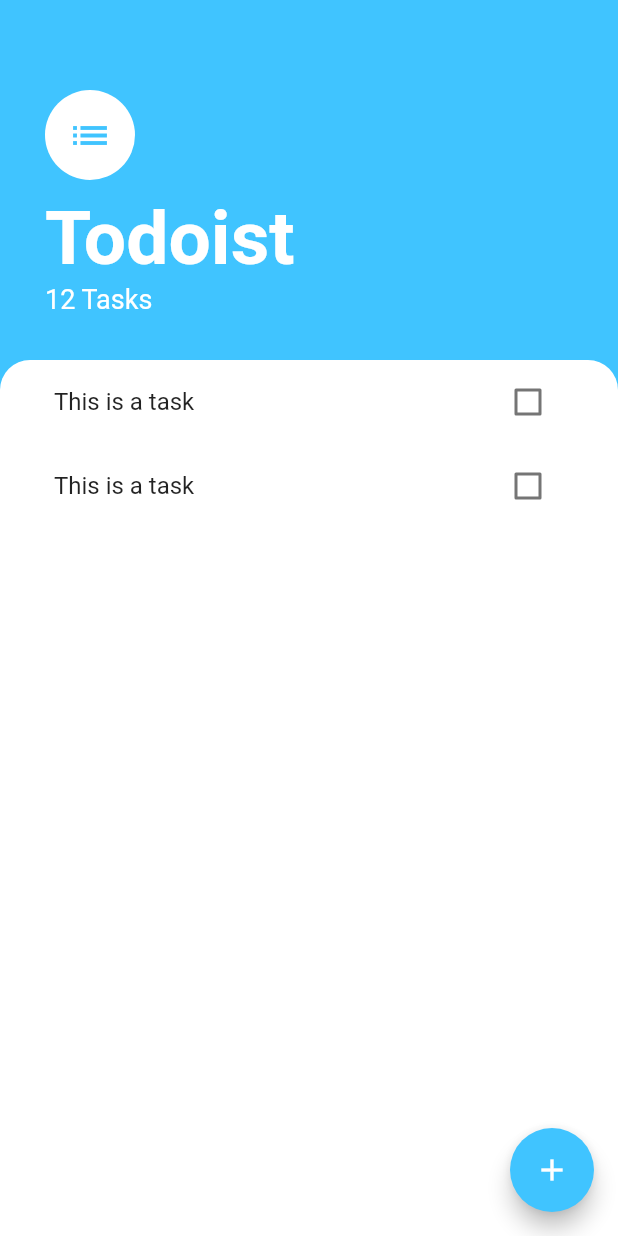
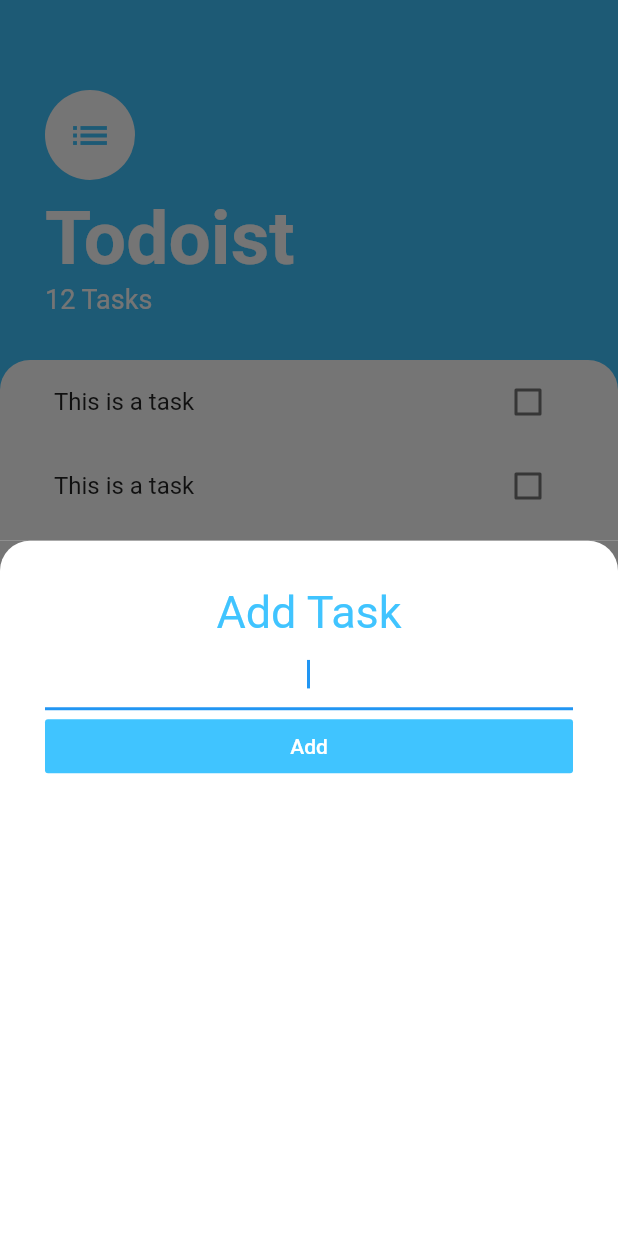
Before and after one commit to i-aiymen/todoist, a Flutter app: the screen it shows after launch, after a tap on the "add" icon, on a phone screen of 412 x 824 dp. Run offline on Flutter 3.47's test engine with Material 2 defaults, Android fonts, the phone set to English and light mode, and no system bars.

Commit message:
Updated: Add task screen page UI

```diff
--- /dev/null
+++ b/lib/screens/add_task_screen.dart
@@ -0,0 +1,45 @@
+import 'package:flutter/material.dart';
+
+class AddTaskScreen extends StatelessWidget {
+  @override
+  Widget build(BuildContext context) {
+    return Container(
+      color: Color(0xFF757575),
+      child: Container(
+        padding: EdgeInsets.all(30),
+        decoration: BoxDecoration(
+          color: Colors.white,
+          borderRadius: BorderRadius.only(
+            topLeft: Radius.circular(20),
+            topRight: Radius.circular(20),
+          ),
+        ),
+        child:
+            Column(crossAxisAlignment: CrossAxisAlignment.stretch, children: [
+          Text(
+            'Add Task',
+            textAlign: TextAlign.center,
+            style: TextStyle(
+              fontSize: 30,
+              color: Colors.lightBlueAccent,
+            ),
+          ),
+          TextField(
+            autofocus: true,
+            textAlign: TextAlign.center,
+          ),
+          FlatButton(
+            onPressed: () {},
+            child: Text(
+              'Add',
+              style: TextStyle(
+                color: Colors.white,
+              ),
+            ),
+            color: Colors.lightBlueAccent,
+          )
+        ]),
+      ),
+    );
+  }
+}
--- a/lib/screens/tasks_screen.dart
+++ b/lib/screens/tasks_screen.dart
@@ -1,4 +1,5 @@
 import 'package:flutter/material.dart';
+import 'package:todoist/screens/add_task_screen.dart';
 
 import '../widgets/tasks_list.dart';
 
@@ -8,7 +9,10 @@ class TasksScreen extends StatelessWidget {
     return Scaffold(
       backgroundColor: Colors.lightBlueAccent,
       floatingActionButton: FloatingActionButton(
-        onPressed: () {},
+        onPressed: () {
+          showModalBottomSheet(
+              context: context, builder: (context) => AddTaskScreen());
+        },
         backgroundColor: Colors.lightBlueAccent,
         child: Icon(Icons.add),
       ),
--- a/lib/widgets/tasks_list.dart
+++ b/lib/widgets/tasks_list.dart
@@ -5,7 +5,11 @@ class TasksList extends StatelessWidget {
   @override
   Widget build(BuildContext context) {
     return ListView(
+      physics: BouncingScrollPhysics(),
+      scrollDirection: Axis.vertical,
       children: [
+        TaskTile(),
+        TaskTile(),
         TaskTile(),
         TaskTile(),
       ],
```
